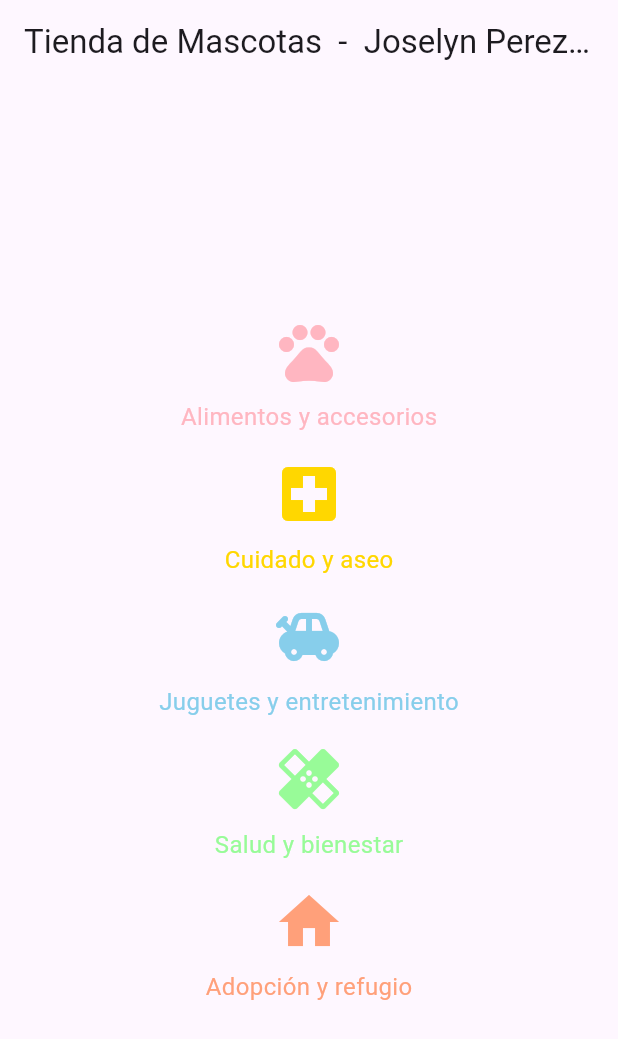
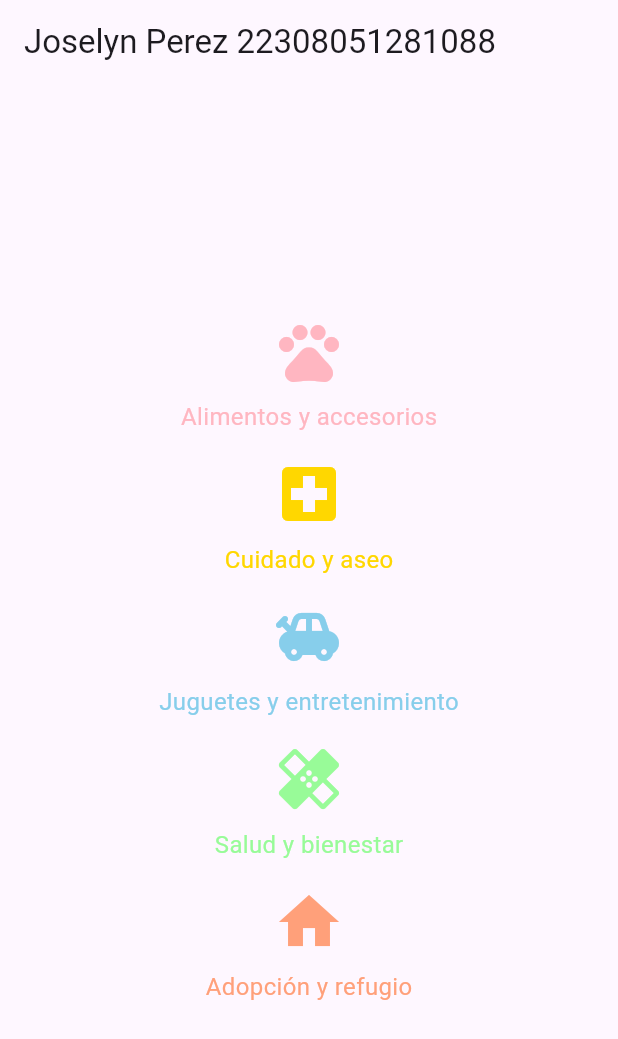
Before and after one commit to joselyn-perez-granados-1088/mis-iconos-1088, a Flutter app: the screen it shows after launch, on a phone screen of 412 x 824 dp. Shown: the top 1039 px of the screen. Run offline on Flutter 3.47's test engine with Material 3 defaults, Android fonts, the phone set to English and light mode, and no system bars.

Commit message:
agregar matricula

```diff
--- a/lib/main.dart
+++ b/lib/main.dart
@@ -21,7 +21,7 @@ class MisIconoss extends StatelessWidget {
   Widget build(BuildContext context) {
     return MaterialApp(
       home: Scaffold(
-        appBar: AppBar(title: const Text('Tienda de Mascotas  -  Joselyn Perez Granados 22308051281088')), // Agregado const aquí
+        appBar: AppBar(title: const Text('Joselyn Perez 22308051281088')), // Agregado const aquí
         body: Center(
           child: Column(
             mainAxisAlignment: MainAxisAlignment.center,
```
